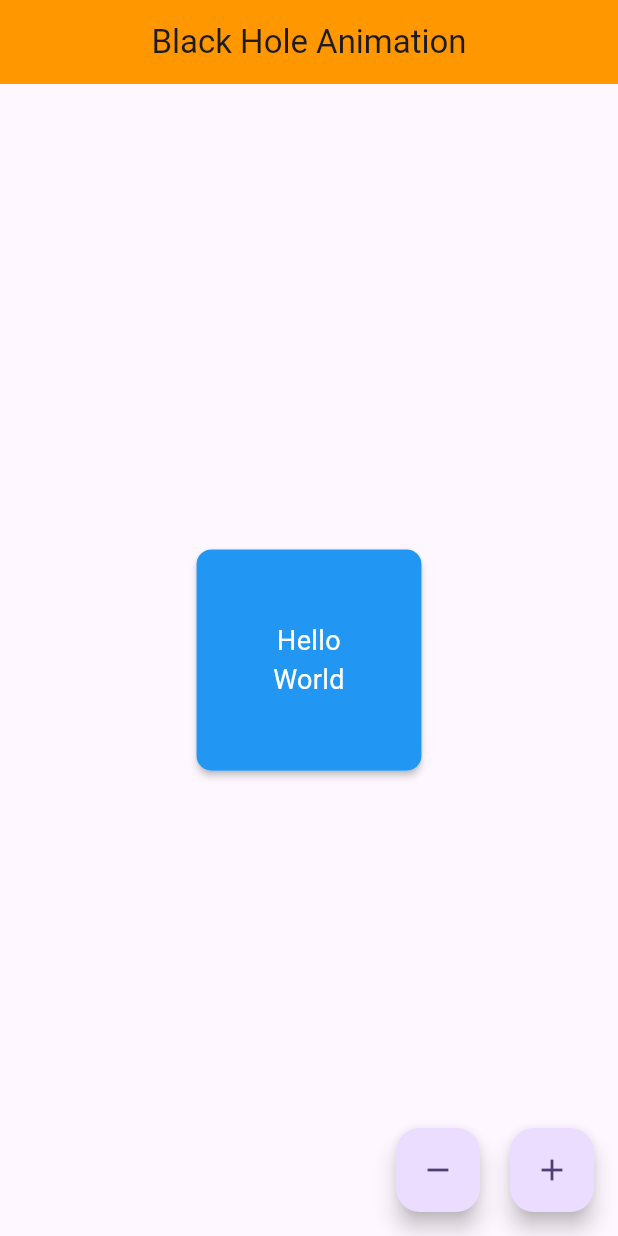
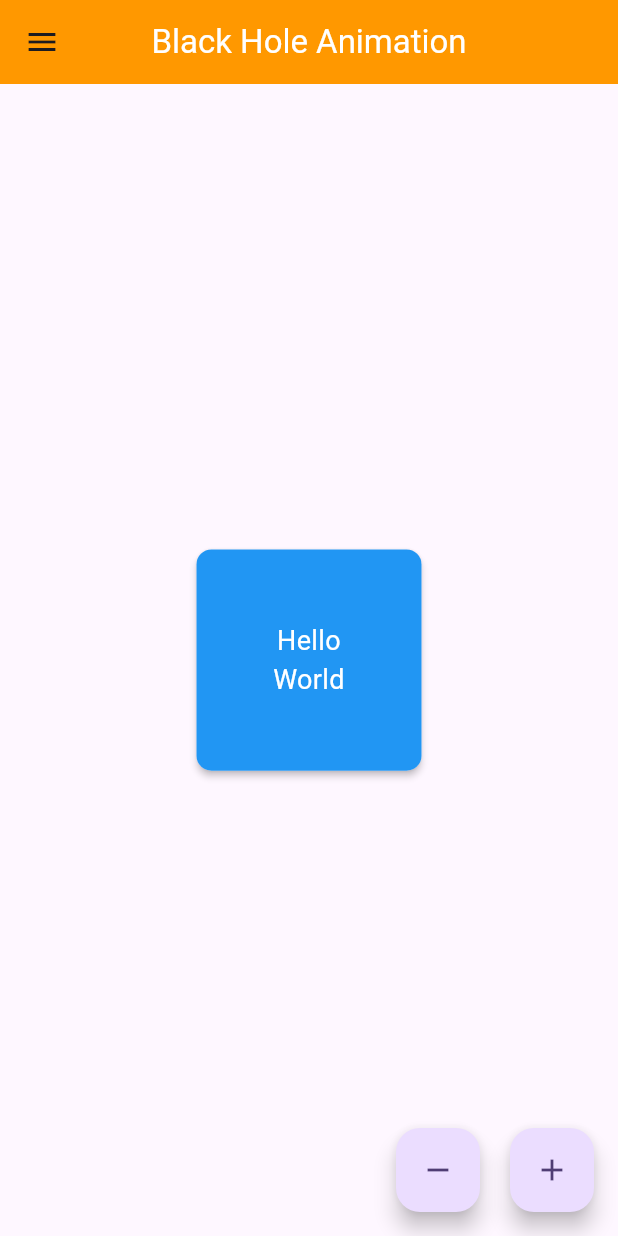
Before and after one commit to bidur0123/testing, a Flutter app: the screen it shows after launch, on a phone screen of 412 x 824 dp. Run offline on Flutter 3.47's test engine with Material 2 defaults, Android fonts, the phone set to English and light mode, and no system bars; our stand-ins replace skeleton_text, syncfusion_flutter_charts; missing offline and left inert: o3d.

```diff
--- a/lib/Black-hole-animation/card_hidden_animation_page.dart
+++ b/lib/Black-hole-animation/card_hidden_animation_page.dart
@@ -68,10 +68,14 @@ class CardHiddenAnimationPageState extends State<CardHiddenAnimationPage>
       appBar: AppBar(
         backgroundColor: Colors.orange,
         title: const Text(
-            "Black Hole Animation"
+            "Black Hole Animation",
+          style: TextStyle(
+            color: Colors.white
+          ),
         ),
         centerTitle: true,
       ),
+      drawer: Drawer(),
       floatingActionButton: Row(
         mainAxisSize: MainAxisSize.min,
         children: [
```
